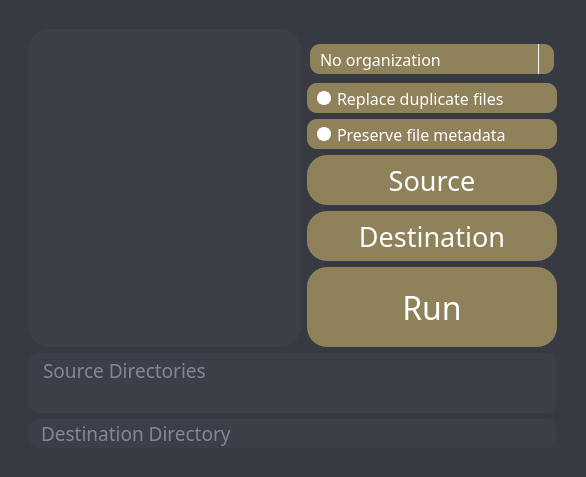
This is qtdesigner/labeldesign.ui in vihdutta/autosort as Qt 5 draws it before an edit. The edited form follows.
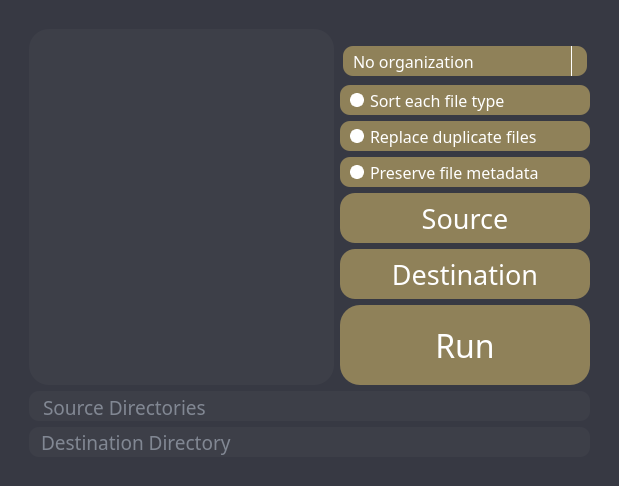
This is the edited form.

Diff of the .ui file:
```diff
--- a/qtdesigner/labeldesign.ui
+++ b/qtdesigner/labeldesign.ui
@@ -6,8 +6,8 @@
    <rect>
     <x>0</x>
     <y>0</y>
-    <width>586</width>
-    <height>477</height>
+    <width>619</width>
+    <height>486</height>
    </rect>
   </property>
   <property name="windowTitle">
@@ -29,6 +29,11 @@
     </property>
     <item row="0" column="0">
      <widget class="QFrame" name="background">
+      <property name="font">
+       <font>
+        <stylestrategy>PreferAntialias</stylestrategy>
+       </font>
+      </property>
       <property name="autoFillBackground">
        <bool>false</bool>
       </property>
@@ -42,7 +47,7 @@
        <enum>QFrame::Plain</enum>
       </property>
       <layout class="QGridLayout" name="gridLayout_3">
-       <item row="5" column="2">
+       <item row="6" column="2">
         <widget class="QRadioButton" name="metadata_button">
          <property name="minimumSize">
           <size>
@@ -104,6 +109,111 @@
          </attribute>
         </widget>
        </item>
+       <item row="6" column="0">
+        <spacer name="left_spacer">
+         <property name="orientation">
+          <enum>Qt::Horizontal</enum>
+         </property>
+         <property name="sizeType">
+          <enum>QSizePolicy::Fixed</enum>
+         </property>
+         <property name="sizeHint" stdset="0">
+          <size>
+           <width>20</width>
+           <height>20</height>
+          </size>
+         </property>
+        </spacer>
+       </item>
+       <item row="8" column="2">
+        <widget class="QPushButton" name="destination_button">
+         <property name="sizePolicy">
+          <sizepolicy hsizetype="Fixed" vsizetype="Minimum">
+           <horstretch>0</horstretch>
+           <verstretch>0</verstretch>
+          </sizepolicy>
+         </property>
+         <property name="minimumSize">
+          <size>
+           <width>250</width>
+           <height>50</height>
+          </size>
+         </property>
+         <property name="maximumSize">
+          <size>
+           <width>16777215</width>
+           <height>50</height>
+          </size>
+         </property>
+         <property name="font">
+          <font>
+           <family>Segoe UI Light</family>
+           <pointsize>20</pointsize>
+          </font>
+         </property>
+         <property name="mouseTracking">
+          <bool>false</bool>
+         </property>
+         <property name="layoutDirection">
+          <enum>Qt::LeftToRight</enum>
+         </property>
+         <property name="styleSheet">
+          <string notr="true">QPushButton{
+	color: rgb(255, 255, 255);
+	background-color: rgb(143, 129, 89);
+	border-radius: 15px;
+	text-align: center;
+}
+QPushButton:hover{	
+	background-color: rgb(168, 151, 105);
+}
+QPushButton:pressed{
+	background-color: rgb(116, 104, 72);
+}</string>
+         </property>
+         <property name="text">
+          <string>Destination</string>
+         </property>
+         <property name="autoDefault">
+          <bool>false</bool>
+         </property>
+         <property name="flat">
+          <bool>false</bool>
+         </property>
+        </widget>
+       </item>
+       <item row="9" column="3">
+        <spacer name="right_spacer">
+         <property name="orientation">
+          <enum>Qt::Horizontal</enum>
+         </property>
+         <property name="sizeType">
+          <enum>QSizePolicy::Fixed</enum>
+         </property>
+         <property name="sizeHint" stdset="0">
+          <size>
+           <width>20</width>
+           <height>20</height>
+          </size>
+         </property>
+        </spacer>
+       </item>
+       <item row="17" column="1">
+        <spacer name="bottom_spacer">
+         <property name="orientation">
+          <enum>Qt::Vertical</enum>
+         </property>
+         <property name="sizeType">
+          <enum>QSizePolicy::Fixed</enum>
+         </property>
+         <property name="sizeHint" stdset="0">
+          <size>
+           <width>20</width>
+           <height>20</height>
+          </size>
+         </property>
+        </spacer>
+       </item>
        <item row="0" column="1">
         <spacer name="top_spacer">
          <property name="orientation">
@@ -120,7 +230,7 @@
          </property>
         </spacer>
        </item>
-       <item row="6" column="2">
+       <item row="7" column="2">
         <widget class="QPushButton" name="source_button">
          <property name="sizePolicy">
           <sizepolicy hsizetype="Fixed" vsizetype="Minimum">
@@ -156,14 +266,12 @@
           <string notr="true">QPushButton{
 	color: rgb(255, 255, 255);
 	background-color: rgb(143, 129, 89);
-	border-radius: 20px;
+	border-radius: 15px;
 	text-align: center;
 }
-
 QPushButton:hover{	
 	background-color: rgb(168, 151, 105);
 }
-
 QPushButton:pressed{
 	background-color: rgb(116, 104, 72);
 }</string>
@@ -179,271 +287,7 @@
          </property>
         </widget>
        </item>
-       <item row="8" column="3">
-        <spacer name="right_spacer">
-         <property name="orientation">
-          <enum>Qt::Horizontal</enum>
-         </property>
-         <property name="sizeType">
-          <enum>QSizePolicy::Fixed</enum>
-         </property>
-         <property name="sizeHint" stdset="0">
-          <size>
-           <width>20</width>
-           <height>20</height>
-          </size>
-         </property>
-        </spacer>
-       </item>
-       <item row="13" column="1" colspan="2">
-        <widget class="QLineEdit" name="directorydisplay">
-         <property name="sizePolicy">
-          <sizepolicy hsizetype="Expanding" vsizetype="Fixed">
-           <horstretch>0</horstretch>
-           <verstretch>0</verstretch>
-          </sizepolicy>
-         </property>
-         <property name="minimumSize">
-          <size>
-           <width>0</width>
-           <height>0</height>
-          </size>
-         </property>
-         <property name="font">
-          <font>
-           <family>Segoe UI Light</family>
-           <pointsize>14</pointsize>
-           <stylestrategy>PreferAntialias</stylestrategy>
-          </font>
-         </property>
-         <property name="layoutDirection">
-          <enum>Qt::RightToLeft</enum>
-         </property>
-         <property name="styleSheet">
-          <string notr="true">color: rgb(198, 208, 221);
-background-color: rgb(61, 63, 72);
-border-radius: 10px;
-padding-right: 10px;</string>
-         </property>
-         <property name="inputMask">
-          <string/>
-         </property>
-         <property name="text">
-          <string/>
-         </property>
-         <property name="maxLength">
-          <number>32767</number>
-         </property>
-         <property name="cursorPosition">
-          <number>0</number>
-         </property>
-         <property name="alignment">
-          <set>Qt::AlignLeading|Qt::AlignLeft|Qt::AlignVCenter</set>
-         </property>
-         <property name="readOnly">
-          <bool>true</bool>
-         </property>
-         <property name="placeholderText">
-          <string>Destination Directory</string>
-         </property>
-        </widget>
-       </item>
-       <item row="8" column="2">
-        <widget class="QPushButton" name="run_button">
-         <property name="sizePolicy">
-          <sizepolicy hsizetype="Fixed" vsizetype="Minimum">
-           <horstretch>0</horstretch>
-           <verstretch>0</verstretch>
-          </sizepolicy>
-         </property>
-         <property name="minimumSize">
-          <size>
-           <width>250</width>
-           <height>80</height>
-          </size>
-         </property>
-         <property name="maximumSize">
-          <size>
-           <width>16777215</width>
-           <height>80</height>
-          </size>
-         </property>
-         <property name="font">
-          <font>
-           <family>Segoe UI Light</family>
-           <pointsize>24</pointsize>
-          </font>
-         </property>
-         <property name="layoutDirection">
-          <enum>Qt::LeftToRight</enum>
-         </property>
-         <property name="styleSheet">
-          <string notr="true">QPushButton{
-	color: rgb(255, 255, 255);
-	background-color: rgb(143, 129, 89);
-	border-radius: 20px;
-	text-align: center;
-}
-
-QPushButton:hover{	
-	background-color: rgb(168, 151, 105);
-}
-
-QPushButton:pressed{
-	background-color: rgb(116, 104, 72);
-}</string>
-         </property>
-         <property name="text">
-          <string>Run</string>
-         </property>
-         <property name="autoDefault">
-          <bool>false</bool>
-         </property>
-         <property name="flat">
-          <bool>false</bool>
-         </property>
-        </widget>
-       </item>
-       <item row="5" column="0">
-        <spacer name="left_spacer">
-         <property name="orientation">
-          <enum>Qt::Horizontal</enum>
-         </property>
-         <property name="sizeType">
-          <enum>QSizePolicy::Fixed</enum>
-         </property>
-         <property name="sizeHint" stdset="0">
-          <size>
-           <width>20</width>
-           <height>20</height>
-          </size>
-         </property>
-        </spacer>
-       </item>
-       <item row="14" column="1">
-        <spacer name="bottom_spacer">
-         <property name="orientation">
-          <enum>Qt::Vertical</enum>
-         </property>
-         <property name="sizeType">
-          <enum>QSizePolicy::Fixed</enum>
-         </property>
-         <property name="sizeHint" stdset="0">
-          <size>
-           <width>20</width>
-           <height>20</height>
-          </size>
-         </property>
-        </spacer>
-       </item>
-       <item row="4" column="2">
-        <widget class="QRadioButton" name="replace_button">
-         <property name="minimumSize">
-          <size>
-           <width>0</width>
-           <height>30</height>
-          </size>
-         </property>
-         <property name="font">
-          <font>
-           <family>Segoe UI Light</family>
-           <pointsize>12</pointsize>
-           <weight>50</weight>
-           <bold>false</bold>
-           <underline>false</underline>
-          </font>
-         </property>
-         <property name="styleSheet">
-          <string notr="true">QRadioButton {
-	color: rgb(255, 255, 255);
-	background-color: rgb(143, 129, 89);
-	border-radius: 10px;
-	padding-left: 10px;
-}
-
-QRadioButton:hover{
-	background-color: rgb(168, 151, 105);
-}
-
-QRadioButton:pressed{
-	background-color: rgb(116, 104, 72);
-}
-
-QRadioButton:indicator {
-    width:                  10px;
-    height:                 10px;
-    border-radius:          7px;
-}
-
-QRadioButton:indicator:checked {
-    background-color: rgb(143, 129, 89);
-    border: 2px solid white;
-}
-
-QRadioButton:indicator:unchecked {
-	
-	background-color: rgb(255, 255, 255);
-    border: 2px solid white;
-}</string>
-         </property>
-         <property name="text">
-          <string>Replace duplicate files</string>
-         </property>
-         <attribute name="buttonGroup">
-          <string notr="true">nonExclusiveButtonGroup</string>
-         </attribute>
-        </widget>
-       </item>
-       <item row="12" column="1" colspan="2">
-        <widget class="QPlainTextEdit" name="sourcedisplay">
-         <property name="minimumSize">
-          <size>
-           <width>0</width>
-           <height>30</height>
-          </size>
-         </property>
-         <property name="maximumSize">
-          <size>
-           <width>16777215</width>
-           <height>60</height>
-          </size>
-         </property>
-         <property name="font">
-          <font>
-           <family>Segoe UI Light</family>
-           <pointsize>14</pointsize>
-          </font>
-         </property>
-         <property name="mouseTracking">
-          <bool>true</bool>
-         </property>
-         <property name="acceptDrops">
-          <bool>true</bool>
-         </property>
-         <property name="styleSheet">
-          <string notr="true">color: rgb(198, 208, 221);
-background-color: rgb(61, 63, 72);
-border-radius: 10px;
-padding-left: 10px;</string>
-         </property>
-         <property name="verticalScrollBarPolicy">
-          <enum>Qt::ScrollBarAlwaysOff</enum>
-         </property>
-         <property name="horizontalScrollBarPolicy">
-          <enum>Qt::ScrollBarAlwaysOff</enum>
-         </property>
-         <property name="readOnly">
-          <bool>true</bool>
-         </property>
-         <property name="textInteractionFlags">
-          <set>Qt::NoTextInteraction</set>
-         </property>
-         <property name="placeholderText">
-          <string>Source Directories</string>
-         </property>
-        </widget>
-       </item>
-       <item row="2" column="1" rowspan="7">
+       <item row="2" column="1" rowspan="8">
         <widget class="QScrollArea" name="scrollArea">
          <property name="minimumSize">
           <size>
@@ -529,8 +373,8 @@
            <rect>
             <x>0</x>
             <y>0</y>
-            <width>260</width>
-            <height>308</height>
+            <width>293</width>
+            <height>344</height>
            </rect>
           </property>
           <property name="sizePolicy">
@@ -633,30 +477,35 @@
          </widget>
         </widget>
        </item>
-       <item row="7" column="2">
-        <widget class="QPushButton" name="destination_button">
+       <item row="15" column="1" colspan="2">
+        <widget class="QTextEdit" name="sourcedisplay">
          <property name="sizePolicy">
-          <sizepolicy hsizetype="Fixed" vsizetype="Minimum">
+          <sizepolicy hsizetype="Minimum" vsizetype="Fixed">
            <horstretch>0</horstretch>
            <verstretch>0</verstretch>
           </sizepolicy>
          </property>
          <property name="minimumSize">
           <size>
-           <width>250</width>
-           <height>50</height>
+           <width>0</width>
+           <height>30</height>
           </size>
          </property>
          <property name="maximumSize">
           <size>
            <width>16777215</width>
-           <height>50</height>
+           <height>30</height>
           </size>
          </property>
          <property name="font">
           <font>
            <family>Segoe UI Light</family>
-           <pointsize>20</pointsize>
+           <pointsize>14</pointsize>
+           <italic>false</italic>
+           <underline>false</underline>
+           <strikeout>false</strikeout>
+           <stylestrategy>PreferAntialias</stylestrategy>
+           <kerning>true</kerning>
           </font>
          </property>
          <property name="mouseTracking">
@@ -666,29 +515,101 @@
           <enum>Qt::LeftToRight</enum>
          </property>
          <property name="styleSheet">
-          <string notr="true">QPushButton{
-	color: rgb(255, 255, 255);
-	background-color: rgb(143, 129, 89);
-	border-radius: 20px;
-	text-align: center;
-}
-
-QPushButton:hover{	
-	background-color: rgb(168, 151, 105);
-}
-
-QPushButton:pressed{
-	background-color: rgb(116, 104, 72);
-}</string>
+          <string notr="true">color: rgb(198, 208, 221);
+background-color: rgb(61, 63, 72);
+border-radius: 10px;
+padding-left: 10px;</string>
+         </property>
+         <property name="inputMethodHints">
+          <set>Qt::ImhNone</set>
+         </property>
+         <property name="frameShape">
+          <enum>QFrame::NoFrame</enum>
+         </property>
+         <property name="lineWidth">
+          <number>0</number>
+         </property>
+         <property name="verticalScrollBarPolicy">
+          <enum>Qt::ScrollBarAlwaysOff</enum>
+         </property>
+         <property name="horizontalScrollBarPolicy">
+          <enum>Qt::ScrollBarAlwaysOff</enum>
+         </property>
+         <property name="sizeAdjustPolicy">
+          <enum>QAbstractScrollArea::AdjustIgnored</enum>
+         </property>
+         <property name="lineWrapMode">
+          <enum>QTextEdit::NoWrap</enum>
+         </property>
+         <property name="lineWrapColumnOrWidth">
+          <number>0</number>
+         </property>
+         <property name="readOnly">
+          <bool>true</bool>
+         </property>
+         <property name="cursorWidth">
+          <number>1</number>
+         </property>
+         <property name="textInteractionFlags">
+          <set>Qt::NoTextInteraction</set>
+         </property>
+         <property name="placeholderText">
+          <string>Source Directories</string>
+         </property>
+        </widget>
+       </item>
+       <item row="16" column="1" colspan="2">
+        <widget class="QLineEdit" name="directorydisplay">
+         <property name="sizePolicy">
+          <sizepolicy hsizetype="Expanding" vsizetype="Fixed">
+           <horstretch>0</horstretch>
+           <verstretch>0</verstretch>
+          </sizepolicy>
+         </property>
+         <property name="minimumSize">
+          <size>
+           <width>0</width>
+           <height>30</height>
+          </size>
+         </property>
+         <property name="font">
+          <font>
+           <family>Segoe UI Light</family>
+           <pointsize>14</pointsize>
+           <weight>50</weight>
+           <bold>false</bold>
+           <stylestrategy>PreferAntialias</stylestrategy>
+          </font>
+         </property>
+         <property name="layoutDirection">
+          <enum>Qt::LeftToRight</enum>
+         </property>
+         <property name="styleSheet">
+          <string notr="true">color: rgb(198, 208, 221);
+background-color: rgb(61, 63, 72);
+border-radius: 10px;
+padding-left: 10px;</string>
+         </property>
+         <property name="inputMask">
+          <string/>
          </property>
          <property name="text">
-          <string>Destination</string>
+          <string/>
          </property>
-         <property name="autoDefault">
-          <bool>false</bool>
+         <property name="maxLength">
+          <number>32767</number>
          </property>
-         <property name="flat">
-          <bool>false</bool>
+         <property name="cursorPosition">
+          <number>0</number>
+         </property>
+         <property name="alignment">
+          <set>Qt::AlignLeading|Qt::AlignLeft|Qt::AlignVCenter</set>
+         </property>
+         <property name="readOnly">
+          <bool>true</bool>
+         </property>
+         <property name="placeholderText">
+          <string>Destination Directory</string>
          </property>
         </widget>
        </item>
@@ -760,7 +681,6 @@
 	border-radius: 10px;
 	padding-left: 10px;
 }
-
 QComboBox::drop-down {
     subcontrol-origin: padding;
     subcontrol-position: top right;
@@ -771,7 +691,9 @@
     border-top-right-radius: 3px;
     border-bottom-right-radius: 3px;
 }
-</string>
+QComboBox::hover{
+	background-color: rgb(168, 151, 105);
+}</string>
             </property>
             <item>
              <property name="text">
@@ -793,6 +715,166 @@
          </layout>
         </widget>
        </item>
+       <item row="9" column="2">
+        <widget class="QPushButton" name="run_button">
+         <property name="sizePolicy">
+          <sizepolicy hsizetype="Fixed" vsizetype="Minimum">
+           <horstretch>0</horstretch>
+           <verstretch>0</verstretch>
+          </sizepolicy>
+         </property>
+         <property name="minimumSize">
+          <size>
+           <width>250</width>
+           <height>80</height>
+          </size>
+         </property>
+         <property name="maximumSize">
+          <size>
+           <width>16777215</width>
+           <height>80</height>
+          </size>
+         </property>
+         <property name="font">
+          <font>
+           <family>Segoe UI Light</family>
+           <pointsize>24</pointsize>
+          </font>
+         </property>
+         <property name="layoutDirection">
+          <enum>Qt::LeftToRight</enum>
+         </property>
+         <property name="styleSheet">
+          <string notr="true">QPushButton{
+	color: rgb(255, 255, 255);
+	background-color: rgb(143, 129, 89);
+	border-radius: 20px;
+	text-align: center;
+}
+QPushButton:hover{	
+	background-color: rgb(168, 151, 105);
+}
+QPushButton:pressed{
+	background-color: rgb(116, 104, 72);
+}</string>
+         </property>
+         <property name="text">
+          <string>Run</string>
+         </property>
+         <property name="autoDefault">
+          <bool>false</bool>
+         </property>
+         <property name="flat">
+          <bool>false</bool>
+         </property>
+        </widget>
+       </item>
+       <item row="5" column="2">
+        <widget class="QRadioButton" name="replace_button">
+         <property name="minimumSize">
+          <size>
+           <width>0</width>
+           <height>30</height>
+          </size>
+         </property>
+         <property name="font">
+          <font>
+           <family>Segoe UI Light</family>
+           <pointsize>12</pointsize>
+           <weight>50</weight>
+           <bold>false</bold>
+           <underline>false</underline>
+          </font>
+         </property>
+         <property name="styleSheet">
+          <string notr="true">QRadioButton {
+	color: rgb(255, 255, 255);
+	background-color: rgb(143, 129, 89);
+	border-radius: 10px;
+	padding-left: 10px;
+}
+QRadioButton:hover{
+	background-color: rgb(168, 151, 105);
+}
+QRadioButton:pressed{
+	background-color: rgb(116, 104, 72);
+}
+QRadioButton:indicator {
+    width:                  10px;
+    height:                 10px;
+    border-radius:          7px;
+}
+QRadioButton:indicator:checked {
+    background-color: rgb(143, 129, 89);
+    border: 2px solid white;
+}
+QRadioButton:indicator:unchecked {
+	
+	background-color: rgb(255, 255, 255);
+    border: 2px solid white;
+}</string>
+         </property>
+         <property name="text">
+          <string>Replace duplicate files</string>
+         </property>
+         <attribute name="buttonGroup">
+          <string notr="true">nonExclusiveButtonGroup</string>
+         </attribute>
+        </widget>
+       </item>
+       <item row="4" column="2">
+        <widget class="QRadioButton" name="filetype_button">
+         <property name="minimumSize">
+          <size>
+           <width>0</width>
+           <height>30</height>
+          </size>
+         </property>
+         <property name="font">
+          <font>
+           <family>Segoe UI Light</family>
+           <pointsize>12</pointsize>
+           <weight>50</weight>
+           <bold>false</bold>
+           <underline>false</underline>
+          </font>
+         </property>
+         <property name="styleSheet">
+          <string notr="true">QRadioButton {
+	color: rgb(255, 255, 255);
+	background-color: rgb(143, 129, 89);
+	border-radius: 10px;
+	padding-left: 10px;
+}
+QRadioButton:hover{
+	background-color: rgb(168, 151, 105);
+}
+QRadioButton:pressed{
+	background-color: rgb(116, 104, 72);
+}
+QRadioButton:indicator {
+    width:                  10px;
+    height:                 10px;
+    border-radius:          7px;
+}
+QRadioButton:indicator:checked {
+    background-color: rgb(143, 129, 89);
+    border: 2px solid white;
+}
+QRadioButton:indicator:unchecked {
+	
+	background-color: rgb(255, 255, 255);
+    border: 2px solid white;
+}</string>
+         </property>
+         <property name="text">
+          <string>Sort each file type</string>
+         </property>
+         <attribute name="buttonGroup">
+          <string notr="true">nonExclusiveButtonGroup</string>
+         </attribute>
+        </widget>
+       </item>
       </layout>
      </widget>
     </item>
```
Left out of the diff: 15 changed lines with no effect on the pictures.
